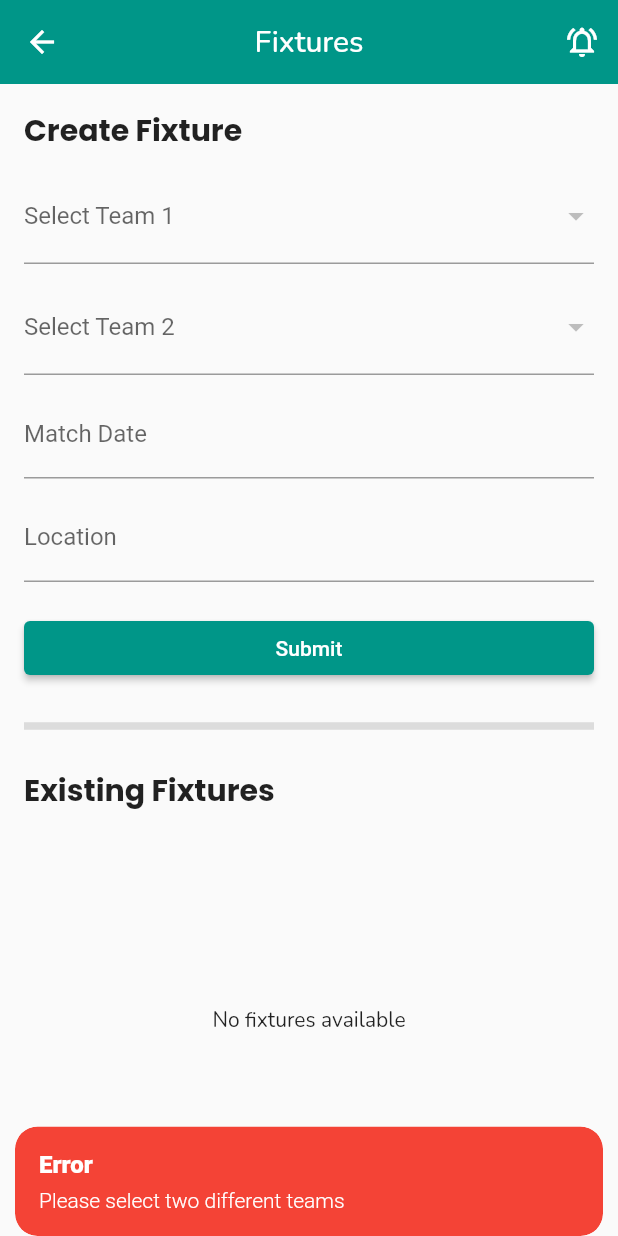
After one commit to Jason-Omondi/sports-mobile-app, a Flutter app: the FixturesScreen screen opened directly, after a tap on "Submit", on a phone screen of 412 x 824 dp. The commit adds this screen. Run offline on Flutter 3.47's test engine with Material 2 defaults, Android fonts, the phone set to English and light mode, and no system bars; our stand-ins replace cloud_firestore, email_validator, firebase_auth, firebase_core, firebase_storage, get and 4 more; accounts and stored records are empty; generated files the repository leaves out were written again.

Commit message:
jd-fixtures-update

```diff
--- a/lib/presentations/users/clubs/new_club.dart
+++ b/lib/presentations/users/clubs/club_categories.dart
@@ -1,3 +1,4 @@
+import 'club_fixtures.dart';
 import 'package:get/get.dart';
 import 'all_teams_screen.dart';
 import 'package:flutter/material.dart';
@@ -66,7 +67,8 @@ class CreateNewClub extends StatelessWidget {
                           Get.to(() => TeamsDataScreen());
                           break;
                         case 3:
-                          // Navigate to create school screen
+                          // Navigate to create fixtures screen
+                          Get.to(() => FixturesScreen());
                           break;
                         // case 4:
                         //   // Navigate to create other screen
@@ -142,11 +144,11 @@ class CreateNewClub extends StatelessWidget {
       case 2:
         return 'All Teams';
       case 3:
-        return 'Other';
+        return 'Club Fixtures';
       // case 4:
       //   return 'Other';
       default:
-        return '';
+        return 'Other';
     }
   }
 }
--- /dev/null
+++ b/lib/presentations/users/clubs/club_fixtures.dart
@@ -0,0 +1,394 @@
+import 'dart:core';
+import 'package:get/get.dart';
+import 'package:intl/intl.dart';
+import 'package:flutter/material.dart';
+import 'controller/clubs_controller.dart';
+import 'package:google_fonts/google_fonts.dart';
+import '../../../data/models/fixtures_model.dart';
+import '../../../data/models/club_teams_model.dart';
+
+
+class FixturesScreen extends StatelessWidget {
+  final ClubController clubController = Get.find();
+
+  FixturesScreen({Key? key});
+
+  @override
+  Widget build(BuildContext context) {
+    return Scaffold(
+      appBar: AppBar(
+        title: Text(
+          'Fixtures',
+          style: GoogleFonts.nunito(),
+        ),
+        elevation: 0,
+        actions: [
+          IconButton(
+            onPressed: () {},
+            icon: Icon(Icons.notifications_active_outlined),
+          )
+        ],
+        centerTitle: true,
+      ),
+      body: Stack(
+        children: [
+          Padding(
+            padding: const EdgeInsets.all(16.0),
+            child: Column(
+              crossAxisAlignment: CrossAxisAlignment.start,
+              children: [
+                Text(
+                  'Create Fixture',
+                  style: GoogleFonts.poppins(
+                    fontSize: 20,
+                    fontWeight: FontWeight.bold,
+                  ),
+                ),
+                SizedBox(height: 10),
+                _buildFixtureForm(),
+                SizedBox(height: 20),
+                Divider(
+                  thickness: 5,
+                ),
+                SizedBox(height: 20),
+                Text(
+                  'Existing Fixtures',
+                  style: GoogleFonts.poppins(
+                    fontSize: 20,
+                    fontWeight: FontWeight.bold,
+                  ),
+                ),
+                SizedBox(height: 10),
+                Expanded(child: _buildFixtureList()),
+              ],
+            ),
+          ),
+          Obx(
+            () => clubController.isLoading.value
+                ? Container(
+                    color: Colors.black.withOpacity(0.5),
+                    child: Center(
+                      child: Column(
+                        mainAxisAlignment: MainAxisAlignment.center,
+                        children: [
+                          CircularProgressIndicator(),
+                          SizedBox(height: 20),
+                          Text(
+                            'Processing request...',
+                            style: TextStyle(color: Colors.white),
+                          ),
+                        ],
+                      ),
+                    ),
+                  )
+                : SizedBox.shrink(),
+          ),
+        ],
+      ),
+    );
+  }
+
+  Widget _buildFixtureForm() {
+    //final clubController = Get.find<ClubController>();
+
+    return Form(
+      child: Column(
+        crossAxisAlignment: CrossAxisAlignment.stretch,
+        children: [
+          DropdownButtonFormField<String>(
+            value: clubController.selectedTeam1.value.isNotEmpty
+                ? clubController.selectedTeam1.value
+                : null, // Set initial value to null if not selected
+            items: clubController.clubsTeamsData.map((team) {
+              return DropdownMenuItem<String>(
+                value: team.id!,
+                child: Text(team.name!),
+              );
+            }).toList(),
+            onChanged: (value) {
+              clubController.selectedTeam1.value = value!;
+            },
+            decoration: InputDecoration(labelText: 'Select Team 1'),
+          ),
+          SizedBox(height: 10),
+          DropdownButtonFormField<String>(
+            value: clubController.selectedTeam2.value.isNotEmpty
+                ? clubController.selectedTeam2.value
+                : null, // Set initial value to null if not selected
+            items: clubController.clubsTeamsData.map((team) {
+              return DropdownMenuItem<String>(
+                value: team.id!,
+                child: Text(team.name!),
+              );
+            }).toList(),
+            onChanged: (value) {
+              clubController.selectedTeam2.value = value!;
+            },
+            decoration: InputDecoration(labelText: 'Select Team 2'),
+          ),
+          SizedBox(height: 10),
+          TextFormField(
+            controller: clubController.matchDateController,
+            decoration: InputDecoration(labelText: 'Match Date'),
+            onTap: () async {
+              final DateTime? pickedDate = await showDatePicker(
+                context: Get.context!,
+                initialDate: DateTime.now(),
+                firstDate: DateTime.now(),
+                lastDate: DateTime(DateTime.now().year + 1),
+              );
+              if (pickedDate != null) {
+                clubController.matchDateController.text =
+                    pickedDate.toString(); // Update the controller value
+              }
+            },
+          ),
+          SizedBox(height: 10),
+          TextFormField(
+            controller: clubController.locationController,
+            decoration: InputDecoration(labelText: 'Location'),
+          ),
+          SizedBox(height: 20),
+          ElevatedButton(
+            onPressed: () {
+              _submitFixtureForm();
+            },
+            child: Text('Submit'),
+          ),
+        ],
+      ),
+    );
+  }
+
+  void _submitFixtureForm() {
+    //final clubController = Get.find<ClubController>();
+
+    // Check if both teams are selected and they are different
+    if (clubController.selectedTeam1.isNotEmpty &&
+        clubController.selectedTeam2.isNotEmpty &&
+        clubController.selectedTeam1.value !=
+            clubController.selectedTeam2.value) {
+      // Get the sport from either team (assuming they belong to the same sport)
+      final sport = clubController.clubsTeamsData
+          .firstWhere(
+            (team) => team.id == clubController.selectedTeam1.value,
+            orElse: () => ClubTeamsData(sport: ''),
+          )
+          .sport;
+
+      // Both teams are selected and they are different, proceed to submit the fixture
+      clubController.createFixture(
+        team1Id: clubController.selectedTeam1.value,
+        team2Id: clubController.selectedTeam2.value,
+        sport: sport!, // Set the sport dynamically
+        matchDateTime: DateTime.now(), // Replace with actual match date
+        location: clubController.locationController.text,
+      );
+    } else {
+      // Show error message indicating that the selected teams are not valid
+      Get.snackbar(
+        'Error',
+        'Please select two different teams',
+        snackPosition: SnackPosition.BOTTOM,
+        backgroundColor: Colors.red,
+        colorText: Colors.white,
+      );
+    }
+  }
+
+  Widget _buildFixtureList() {
+    return Obx(
+      () => clubController.isLoading.value
+          ? Center(child: CircularProgressIndicator())
+          : clubController.fixtures.isEmpty
+              ? Center(child: Text('No fixtures available', style: GoogleFonts.nunito(),))
+              : ListView.builder(
+                  itemCount: clubController.fixtures.length,
+                  itemBuilder: (context, index) {
+                    final fixture = clubController.fixtures[index];
+                    return _buildFixtureCard(fixture);
+                  },
+                ),
+    );
+  }
+
+Widget _buildFixtureCard(Fixture fixture) {
+  final team1 = clubController.clubsTeamsData.firstWhere(
+    (team) => team.id == fixture.team1Id,
+    orElse: () => ClubTeamsData(logoUrl: ''),
+  );
+  final team2 = clubController.clubsTeamsData.firstWhere(
+    (team) => team.id == fixture.team2Id,
+    orElse: () => ClubTeamsData(logoUrl: ''),
+  );
+
+  return Card(
+    margin: EdgeInsets.symmetric(vertical: 8, horizontal: 16),
+    elevation: 4,
+    child: Padding(
+      padding: EdgeInsets.all(16),
+      child: Column(
+        crossAxisAlignment: CrossAxisAlignment.start,
+        children: [
+          Row(
+            mainAxisAlignment: MainAxisAlignment.spaceBetween,
+            children: [
+              ClipRRect(
+                borderRadius: BorderRadius.circular(8.0),
+                child: Image.network(
+                  team1.logoUrl ?? '',
+                  width: 80,
+                  height: 80,
+                  fit: BoxFit.cover,
+                  errorBuilder: (context, error, stackTrace) =>
+                      Icon(Icons.error),
+                ),
+              ),
+              Text(
+                'VS',
+                style: TextStyle(
+                  fontWeight: FontWeight.bold,
+                  fontSize: 20,
+                ),
+              ),
+              ClipRRect(
+                borderRadius: BorderRadius.circular(8.0),
+                child: Image.network(
+                  team2.logoUrl ?? '',
+                  width: 80,
+                  height: 80,
+                  fit: BoxFit.cover,
+                  errorBuilder: (context, error, stackTrace) =>
+                      Icon(Icons.error),
+                ),
+              ),
+            ],
+          ),
+          SizedBox(height: 16),
+          Text(
+            'Sport: ${fixture.sport}',
+            style: TextStyle(fontWeight: FontWeight.bold),
+          ),
+          SizedBox(height: 8),
+          Text(
+            'Match Date: ${DateFormat.yMMMd().format(fixture.matchDateTime)}',
+          ),
+          SizedBox(height: 8),
+          Text(
+            'Location: ${fixture.location}',
+          ),
+          SizedBox(height: 16),
+          Row(
+            mainAxisAlignment: MainAxisAlignment.end,
+            children: [
+              IconButton(
+                icon: Icon(Icons.delete),
+                onPressed: () {
+                  _showDeleteConfirmationDialog(fixture);
+                },
+              ),
+            ],
+          ),
+        ],
+      ),
+    ),
+  );
+}
+
+
+
+  // Widget _buildFixtureCard(Fixture fixture) {
+  //   final team1 = clubController.clubsTeamsData.firstWhere(
+  //     (team) => team.id == fixture.team1Id,
+  //     orElse: () => ClubTeamsData(logoUrl: ''),
+  //   );
+  //   final team2 = clubController.clubsTeamsData.firstWhere(
+  //     (team) => team.id == fixture.team2Id,
+  //     orElse: () => ClubTeamsData(logoUrl: ''),
+  //   );
+
+  //   return Card(
+  //     margin: EdgeInsets.symmetric(vertical: 8, horizontal: 16),
+  //     elevation: 4,
+  //     child: Padding(
+  //       padding: EdgeInsets.all(16),
+  //       child: Column(
+  //         crossAxisAlignment: CrossAxisAlignment.start,
+  //         children: [
+  //           Row(
+  //             children: [
+  //               Image.network(
+  //                 team1.logoUrl ?? '',
+  //                 width: 50,
+  //                 height: 50,
+  //                 errorBuilder: (context, error, stackTrace) =>
+  //                     Icon(Icons.error),
+  //               ),
+  //               SizedBox(width: 16),
+  //               Text(
+  //                 'Fixture ID: ${fixture.fixtureId}',
+  //                 style: TextStyle(fontWeight: FontWeight.bold),
+  //               ),
+  //               SizedBox(width: 16),
+  //               Image.network(
+  //                 team2.logoUrl ?? '',
+  //                 width: 50,
+  //                 height: 50,
+  //                 errorBuilder: (context, error, stackTrace) =>
+  //                     Icon(Icons.error),
+  //               ),
+  //             ],
+  //           ),
+  //           SizedBox(height: 8),
+  //           Text('Team 1: ${fixture.team1Id}'),
+  //           SizedBox(height: 4),
+  //           Text('Team 2: ${fixture.team2Id}'),
+  //           SizedBox(height: 4),
+  //           Text('Sport: ${fixture.sport}'),
+  //           SizedBox(height: 4),
+  //           Text('Match Date: ${fixture.matchDateTime}'),
+  //           SizedBox(height: 4),
+  //           Text('Location: ${fixture.location}'),
+  //           SizedBox(height: 10),
+  //           Row(
+  //             mainAxisAlignment: MainAxisAlignment.end,
+  //             children: [
+  //               IconButton(
+  //                 icon: Icon(Icons.delete),
+  //                 onPressed: () {
+  //                   _showDeleteConfirmationDialog(fixture);
+  //                 },
+  //               ),
+  //             ],
+  //           ),
+  //         ],
+  //       ),
+  //     ),
+  //   );
+  // }
+
+  void _showDeleteConfirmationDialog(Fixture fixture) {
+    showDialog(
+      context: Get.overlayContext!,
+      builder: (context) => AlertDialog(
+        title: Text('Delete Fixture'),
+        content: Text('Are you sure you want to delete this fixture?'),
+        actions: [
+          TextButton(
+            onPressed: () {
+              Get.back();
+            },
+            child: Text('Cancel'),
+          ),
+          TextButton(
+            onPressed: () {
+              clubController.deleteFixture(fixture.fixtureId);
+              Get.back();
+            },
+            child: Text('Delete'),
+          ),
+        ],
+      ),
+    );
+  }
+}
--- a/lib/presentations/users/clubs/controller/clubs_controller.dart
+++ b/lib/presentations/users/clubs/controller/clubs_controller.dart
@@ -71,6 +71,12 @@ class ClubController extends GetxController {
 
   String? clubType;
   String? logoUrl;
+
+  //final List<ClubTeamsData> teams = <ClubTeamsData>[].obs;
+  final TextEditingController matchDateController = TextEditingController();
+  final TextEditingController locationController = TextEditingController();
+  final RxString selectedTeam1 = ''.obs;
+  final RxString selectedTeam2 = ''.obs;
 
   // Reactive list to store the clubsTeamsData fetched
   RxList<ClubTeamsData> clubsTeamsData = <ClubTeamsData>[].obs;
@@ -195,13 +201,13 @@ class ClubController extends GetxController {
       });
 
       // Show success snackbar
-      Get.snackbar(
-        'Success',
-        'Clubs fetched successfully',
-        snackPosition: SnackPosition.TOP,
-        backgroundColor: Colors.green,
-        colorText: Colors.white,
-      );
+      // Get.snackbar(
+      //   'Success',
+      //   'Clubs fetched successfully',
+      //   snackPosition: SnackPosition.TOP,
+      //   backgroundColor: Colors.green,
+      //   colorText: Colors.white,
+      // );
     } catch (e) {
       print('Error fetching clubs: $e');
       // Show error snackbar
@@ -235,13 +241,13 @@ class ClubController extends GetxController {
       print('fixtures: ${fixtures.length}');
 
       // Show success snackbar
-      Get.snackbar(
-        'Success',
-        'Fixtures fetched successfully',
-        snackPosition: SnackPosition.TOP,
-        backgroundColor: Colors.green,
-        colorText: Colors.white,
-      );
+      // Get.snackbar(
+      //   'Success',
+      //   'Fixtures fetched successfully',
+      //   snackPosition: SnackPosition.TOP,
+      //   backgroundColor: Colors.green,
+      //   colorText: Colors.white,
+      // );
     } catch (e) {
       print('Error fetching fixtures: $e');
       // Show error snackbar
@@ -307,6 +313,8 @@ class ClubController extends GetxController {
         backgroundColor: Colors.green,
         colorText: Colors.white,
       );
+
+      await fetchAllFixtures();
     } catch (e) {
       print('Error creating fixture: $e');
       // Show error snackbar
--- a/lib/presentations/users/dashboard/user_homescreen.dart
+++ b/lib/presentations/users/dashboard/user_homescreen.dart
@@ -4,10 +4,12 @@ import 'package:get_storage/get_storage.dart';
 import 'package:google_fonts/google_fonts.dart';
 import '../../../utils/widgets/user_drawer.dart';
 import '../../../data/models/articles_model.dart';
+import 'package:sportsapp/presentations/users/clubs/controller/clubs_controller.dart';
 import 'package:sportsapp/presentations/login_screen/controller/login_controller.dart';
 
 class UserDashboardScreen extends StatelessWidget {
   final LoginController loginController;
+  final ClubController clubController = Get.put(ClubController());
 
   UserDashboardScreen({required this.loginController, Key? key})
       : super(key: key);
@@ -26,7 +28,7 @@ class UserDashboardScreen extends StatelessWidget {
     // Add more dummy articles as needed
   ];
 
-  List<String> _clubs = ['Football', 'Tennis', 'Basketball'];
+  //final List<String> _clubs = clubController.sportsTypes;
 
   // Inside UserDashboardScreen build method
   Widget userInformationCard() {
@@ -76,7 +78,7 @@ class UserDashboardScreen extends StatelessWidget {
 // Inside UserDashboardScreen build method
   Widget selectCategorySection() {
     // Logic to fetch upcoming games for each club
-    List<String> clubs = _clubs;
+    List<String> clubs = clubController.sportsTypes;
     return Container(
       margin: EdgeInsets.symmetric(vertical: 16.0, horizontal: 16.0),
       child: Column(
--- a/lib/utils/widgets/user_drawer.dart
+++ b/lib/utils/widgets/user_drawer.dart
@@ -2,7 +2,7 @@ import 'package:get/get.dart';
 import 'package:flutter/material.dart';
 import 'package:get_storage/get_storage.dart';
 import 'package:google_fonts/google_fonts.dart';
-import '../../presentations/users/clubs/new_club.dart';
+import '../../presentations/users/clubs/club_categories.dart';
 import '../../presentations/login_screen/controller/login_controller.dart';
 
 class CustomDrawer extends StatelessWidget {
--- a/pubspec.yaml
+++ b/pubspec.yaml
@@ -24,6 +24,7 @@ dependencies:
   google_fonts: ^4.0.4
   image_picker: ^1.0.4
   firebase_storage: ^11.6.0
+  intl: ^0.18.1
 
 flutter_icons:
   android: true
```
Also changed, not shown: pubspec.lock.
